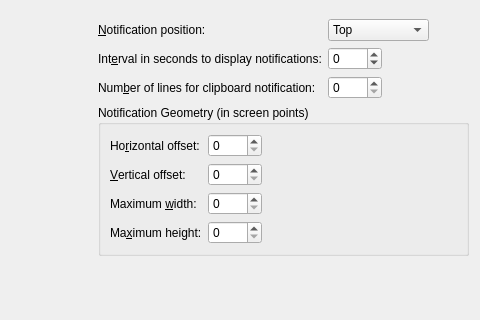
Before: the Qt Designer form src/ui/configurationmanager.ui in hluk/CopyQ, drawn with Qt 5; both pictures show x 205 to 685 and y 307 to 627 of the 976 by 893 pixel window.
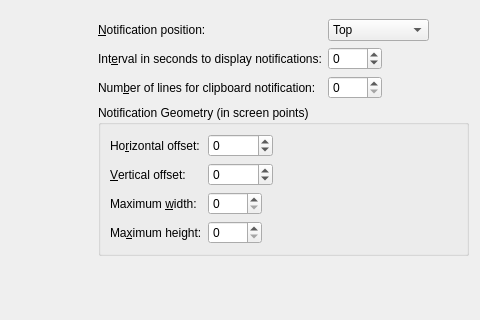
After: the same form once the commit is applied. The open tabs and pages were chosen to show the change. Custom widgets are drawn as their Qt base class.

Commit message: Allow negative and larger notification offsets

Patch:
```diff
--- a/src/ui/configurationmanager.ui
+++ b/src/ui/configurationmanager.ui
@@ -1278,8 +1278,11 @@
                     <property name="toolTip">
                      <string>Notification distance from left or right screen edge in screen points</string>
                     </property>
+                    <property name="minimum">
+                     <number>-99999</number>
+                    </property>
                     <property name="maximum">
-                     <number>9999</number>
+                     <number>99999</number>
                     </property>
                    </widget>
                   </item>
@@ -1315,8 +1318,11 @@
                     <property name="toolTip">
                      <string>Notification distance from top or bottom screen edge in screen points</string>
                     </property>
+                    <property name="minimum">
+                     <number>-99999</number>
+                    </property>
                     <property name="maximum">
-                     <number>9999</number>
+                     <number>99999</number>
                     </property>
                    </widget>
                   </item>
```
